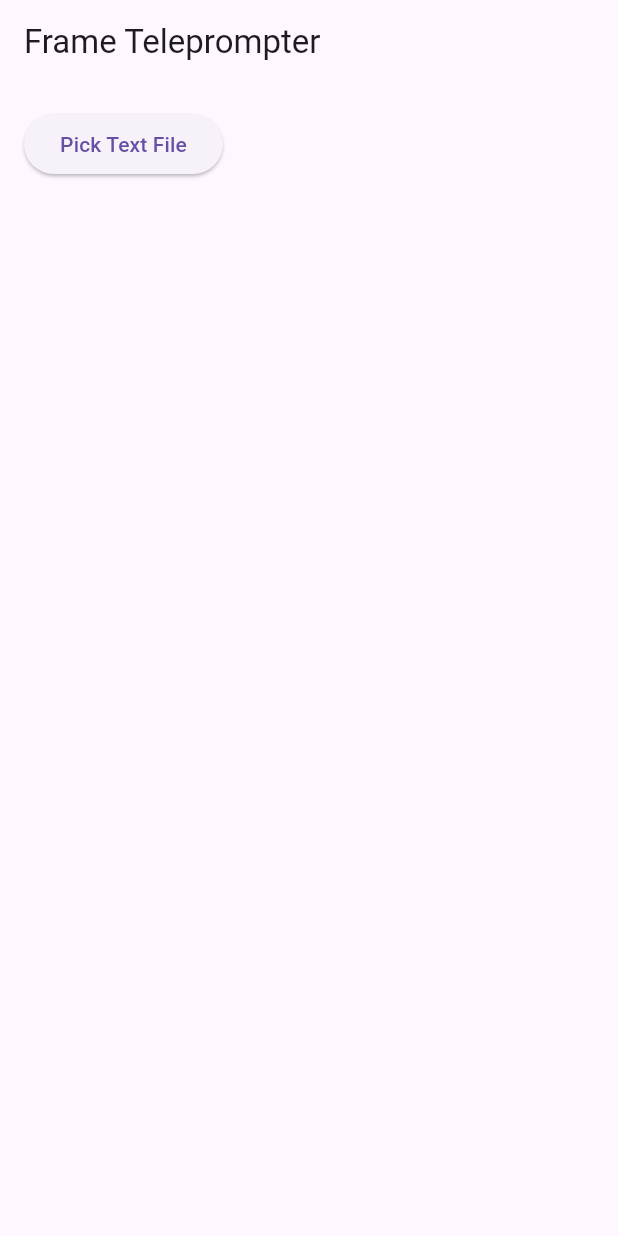
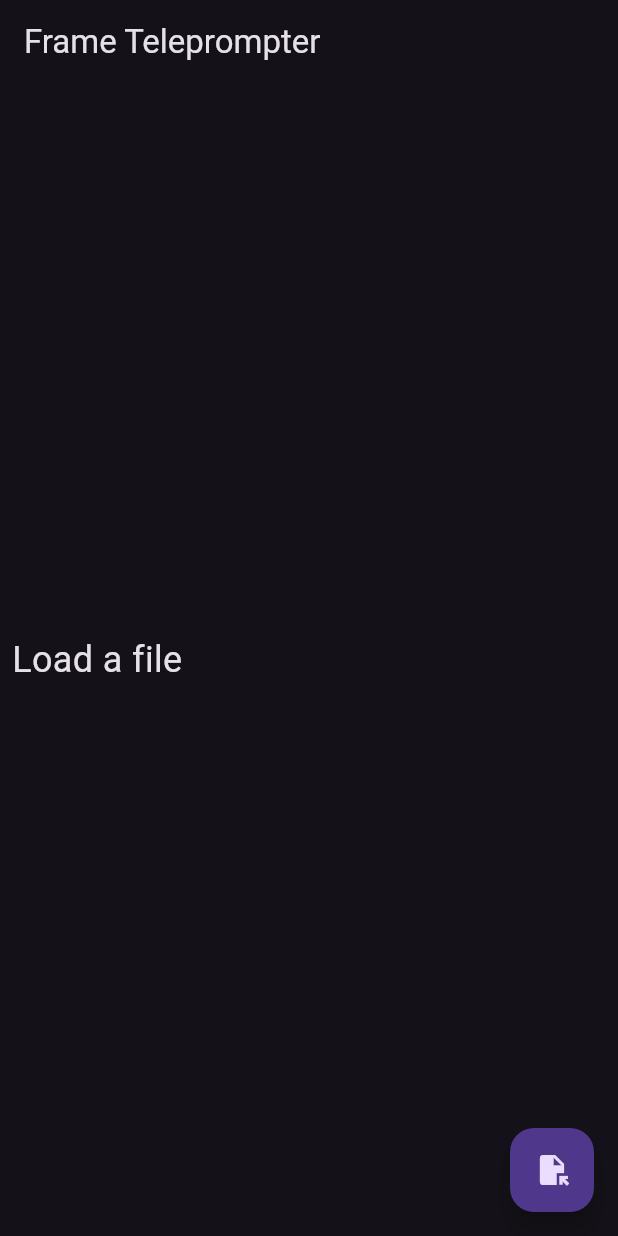
Before and after one commit to CitizenOneX/frame_teleprompter, a Flutter app: the screen it shows after launch, on a phone screen of 412 x 824 dp. Run offline on Flutter 3.47's test engine with Material 3 defaults, Android fonts, the phone set to English and light mode, and no system bars; our stand-ins replace file_picker.

Commit message:
added line-by-line pagination, vertical swipe gesture detection for page turning with a full-screen gesture input region (hence should work out of the box with tiktok scrolling rings)

```diff
--- a/lib/main.dart
+++ b/lib/main.dart
@@ -4,7 +4,10 @@ import 'package:file_picker/file_picker.dart';
 
 
 void main() {
-  runApp(const MaterialApp(home: TeleprompterPage()));
+  runApp(MaterialApp(
+    home: const TeleprompterPage(),
+    theme: ThemeData.dark(),
+  ));
 }
 
 class TeleprompterPage extends StatefulWidget {
@@ -15,7 +18,8 @@ class TeleprompterPage extends StatefulWidget {
 }
 
 class _TeleprompterPageState extends State<TeleprompterPage> {
-  String _fileContent = '';
+  List<String> _splitFile = [];
+  int _currentLine = -1;
 
   Future<void> _pickFile() async {
     try {
@@ -28,12 +32,14 @@ class _TeleprompterPageState extends State<TeleprompterPage> {
       if (result != null) {
         File file = File(result.files.single.path!);
 
-        // Read the file content
+        // Read the file content and split into lines
         String content = await file.readAsString();
+        _splitFile.clear();
 
         // Update the UI
         setState(() {
-          _fileContent = content;
+          _splitFile.addAll(content.split('\n'));
+          _currentLine = 0;
         });
       }
     } catch (e) {
@@ -47,26 +53,36 @@ class _TeleprompterPageState extends State<TeleprompterPage> {
       appBar: AppBar(
         title: const Text('Frame Teleprompter'),
       ),
-      body: Padding(
-        padding: const EdgeInsets.all(16.0),
-        child: Column(
-          children: <Widget>[
-            ElevatedButton(
-              onPressed: _pickFile,
-              child: const Text('Pick Text File'),
-            ),
-            const SizedBox(height: 20),
-            Expanded(
-              child: SingleChildScrollView(
-                child: Text(
-                  _fileContent,
-                  style: const TextStyle(fontSize: 16),
-                ),
-              ),
-            ),
-          ],
+      body: GestureDetector(
+        behavior: HitTestBehavior.opaque,
+        onVerticalDragEnd: (x) {
+            // x.velocity.pixelsPerSecond.dy reports about +4000 or -4000
+            // for Prev and Next buttons respectively
+            if (x.velocity.pixelsPerSecond.dy > 0) {
+              _currentLine > 0 ? --_currentLine : null;
+            }
+            else {
+              _currentLine < _splitFile.length - 1 ? ++_currentLine : null;
+            }
+            if (mounted) setState(() {});
+          },
+        child: Padding(
+          padding: const EdgeInsets.all(8.0),
+          child: Column(
+            mainAxisAlignment: MainAxisAlignment.center,
+            crossAxisAlignment: CrossAxisAlignment.stretch,
+            children: [
+              const Spacer(),
+              Text(
+                 _currentLine >= 0 ? _splitFile[_currentLine] : 'Load a file',
+                 style: const TextStyle(fontSize: 24),
+                                    ),
+              const Spacer(),
+            ],
+          ),
         ),
       ),
+      floatingActionButton: FloatingActionButton(onPressed: _pickFile, child: const Icon(Icons.file_open)),
     );
   }
 }
```
